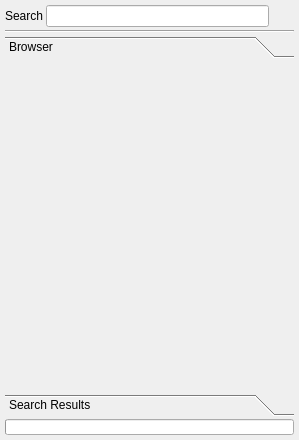
testmana2/mks, file v2/branches/dev/qCtagsSense/src/qCtagsSenseBrowser.ui: the form before one commit.
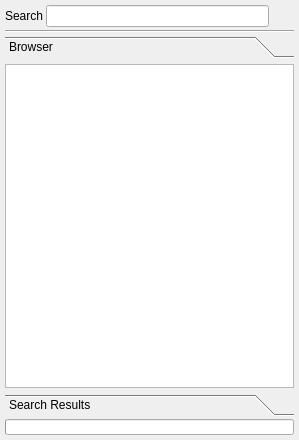
The form after the commit. Icons and pictures are not drawn.

Commit message: Fix some bugs in the qCtagsSense framework. Remove the style tweaks on docks, this will be done later by a own script.

```diff
--- a/v2/branches/dev/qCtagsSense/src/qCtagsSenseBrowser.ui
+++ b/v2/branches/dev/qCtagsSense/src/qCtagsSenseBrowser.ui
@@ -88,59 +88,16 @@
       </attribute>
       <layout class="QVBoxLayout" name="verticalLayout_2">
        <property name="spacing">
-        <number>3</number>
+        <number>0</number>
        </property>
        <property name="margin">
         <number>0</number>
        </property>
        <item>
         <widget class="QTreeView" name="tvMembers">
-         <property name="palette">
-          <palette>
-           <active>
-            <colorrole role="Base">
-             <brush brushstyle="SolidPattern">
-              <color alpha="0">
-               <red>255</red>
-               <green>255</green>
-               <blue>255</blue>
-              </color>
-             </brush>
-            </colorrole>
-           </active>
-           <inactive>
-            <colorrole role="Base">
-             <brush brushstyle="SolidPattern">
-              <color alpha="0">
-               <red>255</red>
-               <green>255</green>
-               <blue>255</blue>
-              </color>
-             </brush>
-            </colorrole>
-           </inactive>
-           <disabled>
-            <colorrole role="Base">
-             <brush brushstyle="SolidPattern">
-              <color alpha="0">
-               <red>255</red>
-               <green>255</green>
-               <blue>255</blue>
-              </color>
-             </brush>
-            </colorrole>
-           </disabled>
-          </palette>
-         </property>
          <property name="contextMenuPolicy">
           <enum>Qt::CustomContextMenu</enum>
          </property>
-         <property name="frameShape">
-          <enum>QFrame::NoFrame</enum>
-         </property>
-         <property name="frameShadow">
-          <enum>QFrame::Plain</enum>
-         </property>
          <property name="uniformRowHeights">
           <bool>true</bool>
          </property>
```
Left out of the diff: 52 changed lines with no effect on the pictures. The commit also changes 14 other files.
